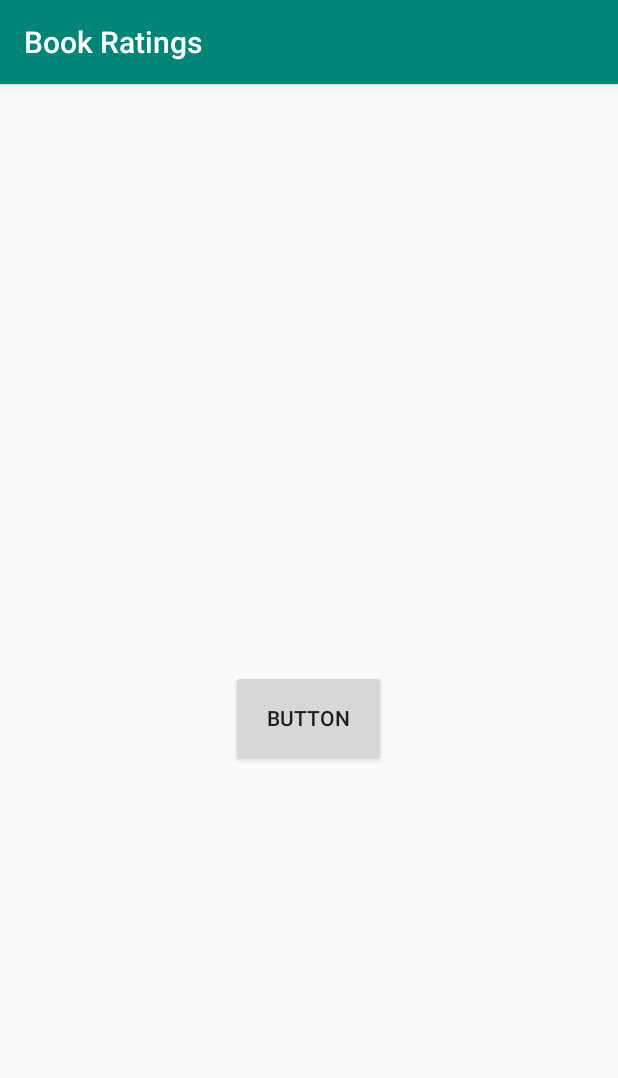
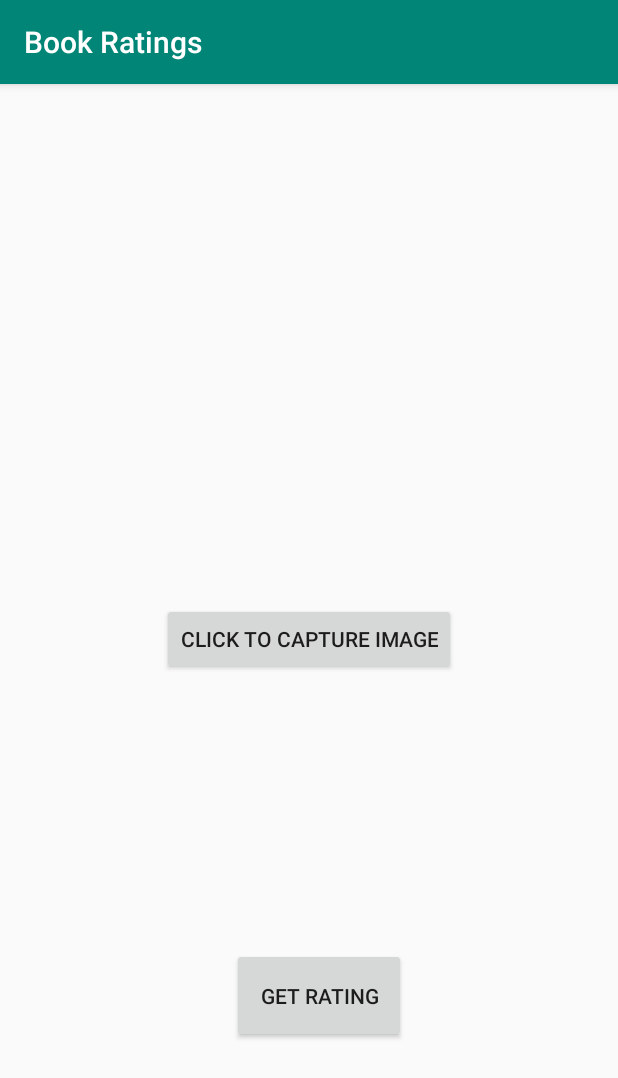
Before and after one commit to vinayskywalker/Book_rating_app, an Android app: the screen it shows after launch (MainActivity), on a phone screen of 412 x 824 dp. Shown: the top 1078 px of the screen. Run offline under Robolectric (Android 15) with nearby library versions, the phone set to English and light mode, and no system bars; libraries missing offline, so code that uses them is left out: com.google.android.gms; 1 statement that could not run was skipped.

Commit message:
Rating implemented

```diff
--- a/app/build.gradle
+++ b/app/build.gradle
@@ -20,11 +20,12 @@ android {
 }
 
 dependencies {
-    implementation fileTree(dir: 'libs', include: ['*.jar'])
+    implementation fileTree(include: ['*.jar'], dir: 'libs')
     implementation 'androidx.appcompat:appcompat:1.0.2'
     implementation 'androidx.constraintlayout:constraintlayout:1.1.3'
     testImplementation 'junit:junit:4.12'
     implementation 'com.google.android.gms:play-services-vision:18.0.0'
     androidTestImplementation 'androidx.test:runner:1.2.0'
     androidTestImplementation 'androidx.test.espresso:espresso-core:3.2.0'
+    implementation 'org.jsoup:jsoup:1.12.1'
 }
--- a/app/src/main/java/com/vinay/bookratings/MainActivity.java
+++ b/app/src/main/java/com/vinay/bookratings/MainActivity.java
@@ -1,6 +1,7 @@
 package com.vinay.bookratings;
 
 import androidx.annotation.NonNull;
+import androidx.annotation.Nullable;
 import androidx.annotation.RequiresApi;
 import androidx.appcompat.app.AppCompatActivity;
 import androidx.core.app.ActivityCompat;
@@ -13,8 +14,10 @@ import android.content.Intent;
 import android.content.pm.PackageManager;
 import android.graphics.Bitmap;
 import android.graphics.Camera;
+import android.icu.util.ValueIterator;
 import android.os.Build;
 import android.os.Bundle;
+import android.util.Log;
 import android.util.SparseArray;
 import android.view.View;
 import android.widget.Button;
@@ -27,6 +30,18 @@ import com.google.android.gms.vision.Frame;
 import com.google.android.gms.vision.text.TextBlock;
 import com.google.android.gms.vision.text.TextRecognizer;
 
+import org.jsoup.Jsoup;
+import org.jsoup.nodes.Document;
+import org.jsoup.nodes.Element;
+import org.jsoup.select.Elements;
+
+import java.io.IOException;
+import java.io.UTFDataFormatException;
+import java.io.UnsupportedEncodingException;
+import java.net.URLDecoder;
+import java.net.URLEncoder;
+import java.nio.charset.Charset;
+import java.nio.charset.CharsetEncoder;
 import java.util.Objects;
 
 public class MainActivity extends AppCompatActivity {
@@ -36,7 +51,11 @@ public class MainActivity extends AppCompatActivity {
     private ImageView imageView;
     private static final int MY_CAMERA_PERMISSION_CODE = 100;
     TextRecognizer textRecognizer;
-    TextView textView;
+    TextView textView,result001,text22;
+
+    Button getBtn,get_result;
+    String imagetext;
+    private String TAG="qwerty????????";
 
 
     @Override
@@ -48,6 +67,7 @@ public class MainActivity extends AppCompatActivity {
         this.imageView=findViewById(R.id.imageView1);
         Button button=findViewById(R.id.button1);
         textView=findViewById(R.id.textView1);
+        get_result=findViewById(R.id.getResult);
         textRecognizer=new TextRecognizer.Builder(getApplicationContext()).build();
         button.setOnClickListener(new View.OnClickListener() {
             @Override
@@ -94,7 +114,7 @@ public class MainActivity extends AppCompatActivity {
             imageView.setImageBitmap(photo);
             assert photo != null;
             Frame imageFrame = new Frame.Builder().setBitmap(photo).build();
-            String imagetext = "";
+            imagetext = "";
             SparseArray<TextBlock> textBlockSparseArray = textRecognizer.detect(imageFrame);
             for (int i = 0; i < textBlockSparseArray.size(); i++) {
                 TextBlock textBlock = textBlockSparseArray.get(textBlockSparseArray.keyAt(i));
@@ -104,24 +124,67 @@ public class MainActivity extends AppCompatActivity {
         }
 
 
-        /*
-        setContentView(R.layout.searchresult);
-        final EditText editTextInput;
-        editTextInput = (EditText) findViewById(R.id.editTextInput);
-        Button search = findViewById(R.id.button11);
-        search.setOnClickListener(new View.OnClickListener() {
+        get_result.setOnClickListener(new View.OnClickListener() {
             @Override
             public void onClick(View view) {
-                try {
-                    Intent intent = new Intent(Intent.ACTION_WEB_SEARCH);
-                    String term = editTextInput.getText().toString();
-                    intent.putExtra(SearchManager.QUERY, term);
-                    startActivity(intent);
-                } catch (Exception e) {
-                    // TODO: handle exception
-                }
+                setContentView(R.layout.searchresult);
+                result001=findViewById(R.id.result001);
+                getWebsite();
             }
-        });  */
+        });
 
     }
+
+
+
+
+    private void getWebsite() {
+        new Thread(new Runnable() {
+            @Override
+            public void run() {
+                final StringBuilder builder = new StringBuilder();
+                String search="Let us C";
+                search=imagetext;
+
+                try {
+                    Document doc = Jsoup.connect("http://www.flipkart.com/search?q=" +URLEncoder.encode(search,"UTF-8"))
+                            .userAgent("Mozilla")
+                            .get();
+                    String title = doc.title();
+                    Elements links = doc.select("div.t-0M7P._2doH3V div._3e7xtJ div._1HmYoV.hCUpcT:nth-child(1) div._1HmYoV._35HD7C:nth-child(2) div.bhgxx2.col-12-12:nth-child(2) div._3O0U0u div:nth-child(1) div._3liAhj._1R0K0g div.niH0FQ._36Fcw_ span._2_KrJI > div.hGSR34");
+
+                    //task=title;
+
+                    //rating= links.attr("href") + links.text();
+                    builder.append(title).append("\n");
+                    builder.append("\n").append("Rating: ").append(links.attr("href"))
+                            .append(links.text());
+
+
+                    /*
+                    for (Element link : links) {
+                        builder.append("\n").append("Link : ").append(link.attr("href"))
+                                .append("\n").append("Text : ").append(link.text());
+                    }  */
+                } catch (IOException e) {
+                    builder.append("Error : ").append(e.getMessage()).append("\n");
+                }
+
+                runOnUiThread(new Runnable() {
+                    @Override
+                    public void run() {
+                        result001.setText(builder.toString());
+
+                        //textView02.setText(task);
+                        //textView01.setText(rating);
+                    }
+                });
+            }
+        }).start();
+    }
+
+
+
+
+
 }
--- a/app/src/main/res/layout/activity_main.xml
+++ b/app/src/main/res/layout/activity_main.xml
@@ -1,10 +1,14 @@
 <?xml version="1.0" encoding="utf-8"?>
-<androidx.constraintlayout.widget.ConstraintLayout
-    xmlns:app="http://schemas.android.com/apk/res-auto"
+<ScrollView xmlns:app="http://schemas.android.com/apk/res-auto"
     xmlns:tools="http://schemas.android.com/tools"
-    android:layout_height="match_parent"
+    android:layout_height="wrap_content"
     android:layout_width="match_parent"
     xmlns:android="http://schemas.android.com/apk/res/android">
+<androidx.constraintlayout.widget.ConstraintLayout
+
+    android:layout_height="wrap_content"
+    android:layout_width="match_parent"
+   >
 
 
     <ImageView
@@ -27,22 +31,21 @@
 
 
     <Button
-        android:layout_width="103dp"
         android:id="@+id/button1"
-        android:layout_height="64dp"
-        android:text="@string/button"
+        android:layout_width="wrap_content"
+        android:layout_height="wrap_content"
         android:layout_marginStart="8dp"
         android:layout_marginLeft="8dp"
         android:layout_marginTop="8dp"
         android:layout_marginEnd="8dp"
         android:layout_marginRight="8dp"
         android:layout_marginBottom="8dp"
+        android:text="Click to Capture Image"
         app:layout_constraintBottom_toBottomOf="parent"
         app:layout_constraintEnd_toEndOf="parent"
-        app:layout_constraintHorizontal_bias="0.498"
         app:layout_constraintStart_toStartOf="parent"
         app:layout_constraintTop_toBottomOf="@+id/imageView1"
-        app:layout_constraintVertical_bias="0.159" />
+        app:layout_constraintVertical_bias="0.085" />
 
 
     <TextView
@@ -51,16 +54,38 @@
         android:layout_height="163dp"
         android:layout_marginStart="8dp"
         android:layout_marginLeft="8dp"
-        android:textSize="16sp"
         android:layout_marginTop="8dp"
         android:layout_marginEnd="8dp"
         android:layout_marginRight="8dp"
         android:layout_marginBottom="8dp"
+        android:textSize="16sp"
         app:layout_constraintBottom_toBottomOf="parent"
         app:layout_constraintEnd_toEndOf="parent"
         app:layout_constraintHorizontal_bias="0.447"
         app:layout_constraintStart_toStartOf="parent"
         app:layout_constraintTop_toBottomOf="@+id/button1"
-        app:layout_constraintVertical_bias="0.367" />
+        app:layout_constraintVertical_bias="0.145" />
+
+
+    <Button
+        android:layout_width="116dp"
+        android:layout_height="63dp"
+        android:layout_marginStart="8dp"
+        android:layout_marginLeft="8dp"
+        android:id="@+id/getResult"
+        android:layout_marginEnd="8dp"
+        android:layout_marginRight="8dp"
+        android:layout_marginBottom="8dp"
+        android:text="Get Rating"
+        app:layout_constraintBottom_toBottomOf="parent"
+        app:layout_constraintEnd_toEndOf="parent"
+        app:layout_constraintHorizontal_bias="0.523"
+        app:layout_constraintStart_toStartOf="parent"
+        app:layout_constraintTop_toBottomOf="@+id/textView1"
+        app:layout_constraintVertical_bias="1.0" />
+
 
 </androidx.constraintlayout.widget.ConstraintLayout>
+
+
+</ScrollView>
```
Also changed, not shown: app/src/main/res/layout/searchresult.xml (+30 -20 lines).
